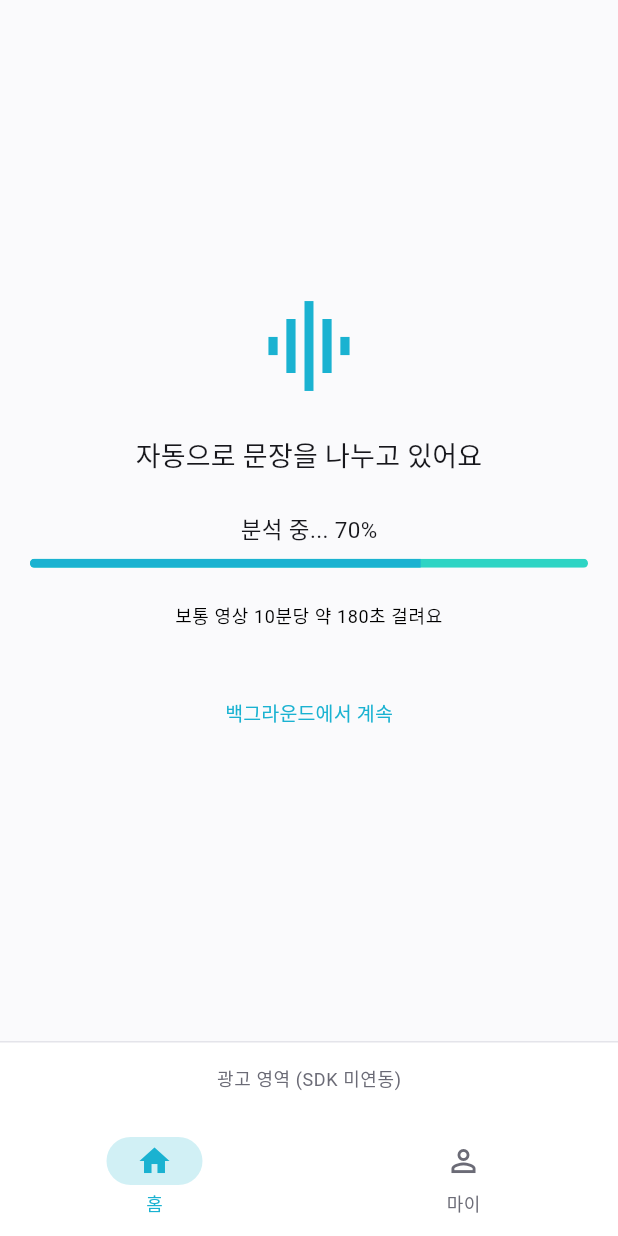
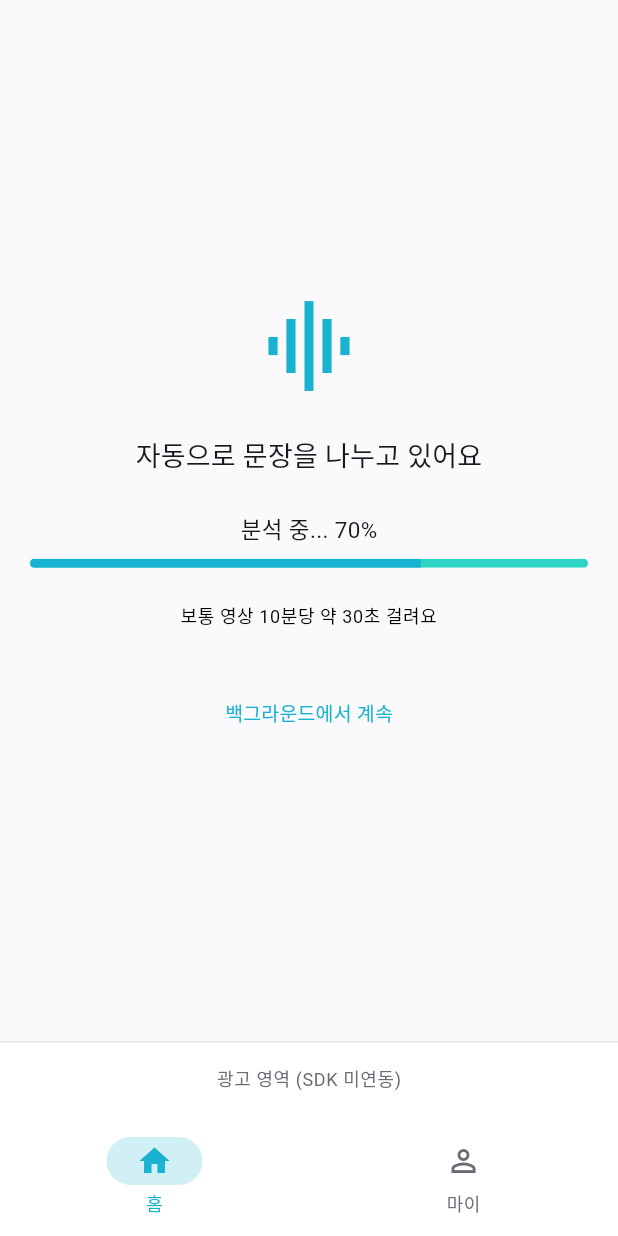
Before and after one commit to eduarmy7/shadowing-lab, a Flutter app: the FileUploadScreen screen opened by its route, after a tap on "샘플MP3로 체험하기", on a phone screen of 412 x 824 dp. Run offline on Flutter 3.47's test engine with Material 3 defaults, Android fonts, the phone set to English and light mode, and no system bars; our stand-ins replace equatable, file_picker, flutter_riverpod, go_router, just_audio, just_audio_background and 3 more; accounts and stored records are empty; generated files the repository leaves out were written again; Roboto replaces fonts that are missing (Pretendard).

Commit message:
Fix duration probe crash and update stale time estimates post-patch
SilenceDetector.probeDurationMs used a throwaway just_audio AudioPlayer
just to read file duration. Since main.dart wires JustAudioBackground
app-wide, that plugin only tolerates a single live AudioPlayer instance
per process — once the user had played any sentence (creating the
permanent playback singleton in audioPlayerServiceProvider), any new
analysis's probe call threw an unhandled PlatformException and the
analysis silently died at 0% with no visible error. Reproduced on
device. Switched the probe to audio_waveforms' own PlayerController
(already a dependency, used for extraction), which has no such
single-instance constraint.

Also updated the two timing constants that assumed the pre-patch O(N^2)
audio_waveforms performance: estimatedLocalSegmentationSecondsPer10Min
(180 -> 30, was showing "~36 min" for files that now finish in ~5) and
progressTimeConstantSeconds (300 -> 100, so the asymptotic progress
curve actually approaches ~90%+ by real completion time instead of
topping out around 66%). Re-measured on the same 118.5-minute real
file used for the original estimate: 34.88min -> 4.7min.

Co-Authored-By: Claude Sonnet 5 <noreply@anthropic.com>

```diff
--- a/02_app_code/lib/core/constants/app_constants.dart
+++ b/02_app_code/lib/core/constants/app_constants.dart
@@ -50,18 +50,23 @@ abstract class AppConstants {
   /// 무음 감지 진행률 표시용 — 실제 진행률 콜백이 없는 [SilenceDetector.detect] 호출
   /// 동안 30%→95%를 점근적으로(느려지면서) 채워 보여준다: t초 뒤 진행률 ≈
   /// 0.3 + 0.65 × (1 − e^(−t / 이 값)). 이 값(초)마다 "남은 거리"의 63%씩 채워진다.
-  /// 300(5분)으로 잡으면 5분 지점에서 약 71%, 10분 지점에서 약 86%, 15분 지점에서
-  /// 약 92%를 보여준다 — [silenceDetectionTimeoutMinutes](20분)에 가까워질 때까지도
-  /// 계속(아주 조금씩) 올라가서 "멈춘 것처럼" 보이지 않는다.
-  static const double progressTimeConstantSeconds = 300;
+  ///
+  /// **2026-08-08**: `audio_waveforms` O(N²) 성능 버그 패치([estimatedLocalSegmentationSecondsPer10Min]
+  /// 주석 참고) 이후 118.5분 파일이 34.88분이 아니라 4.7분에 끝나므로, 300(5분)은 이제
+  /// 완료 시점에도 곡선이 겨우 ~66%밖에 안 올라가 "다 됐는데 아직 덜 된 것처럼" 보인다.
+  /// 100으로 줄임 — 100초 지점 약 71%, 300초(=이제 대부분의 실제 완료 시점) 지점 약 92%.
+  static const double progressTimeConstantSeconds = 100;
 
   /// 로컬 무음/일시정지 구간 감지 예상 소요시간 안내용 추정치(#3 화면 "영상 10분당 약 X초").
-  /// 2026-08-07: 118.5분짜리 실제 파일을 갤럭시탭 실기기에서 끝까지 돌려 정확히 측정한
-  /// 값으로 다시 교체 — 34.88분 걸림 = 10분당 176.6초(≈0.294×실시간). 예전 값(60초/10분)은
-  /// "10분 넘게 걸림" 정도의 대략적 관찰만으로 잡은 값이라 실측보다 3배 가까이 낙관적이었고,
-  /// 그래서 #3 화면 예상 소요시간 안내가 실제보다 한참 짧게 표시되고 있었다. 소폭의 여유를
-  /// 둬서 180으로 반올림.
-  static const double estimatedLocalSegmentationSecondsPer10Min = 180;
+  ///
+  /// **2026-08-08**: `audio_waveforms`를 벤더링해 O(N²) 성능 버그를 패치한 뒤
+  /// (`vendor/audio_waveforms/PATCH_NOTES.md` 참고 — 포인트마다 누적 파형 전체를
+  /// 플랫폼 채널로 재전송하던 걸 추출당 ~200회로 스로틀) 다시 실측: 같은 118.5분짜리
+  /// 실제 mp3 파일이 34.88분이 아니라 **4.7분**(10분당 23.8초, ≈4.15×실시간)에 끝난다.
+  /// 예전 값(180초/10분)을 그대로 두면 이제 실제보다 7배 넘게 과장된 예상 시간이
+  /// 표시된다. 기기/파일 편차에 대한 여유를 조금 두어 30으로 반올림 — 그래도 예전 대비
+  /// 6배 개선된 값이다.
+  static const double estimatedLocalSegmentationSecondsPer10Min = 30;
 
   /// 무음 감지(SilenceDetector) 파라미터 — 실측 오디오로 튜닝 전까지의 초기값.
   /// 최대 진폭 대비 이 비율 이하인 구간을 "무음"으로 판정한다.
--- a/ttara_runner/lib/core/constants/app_constants.dart
+++ b/ttara_runner/lib/core/constants/app_constants.dart
@@ -50,18 +50,23 @@ abstract class AppConstants {
   /// 무음 감지 진행률 표시용 — 실제 진행률 콜백이 없는 [SilenceDetector.detect] 호출
   /// 동안 30%→95%를 점근적으로(느려지면서) 채워 보여준다: t초 뒤 진행률 ≈
   /// 0.3 + 0.65 × (1 − e^(−t / 이 값)). 이 값(초)마다 "남은 거리"의 63%씩 채워진다.
-  /// 300(5분)으로 잡으면 5분 지점에서 약 71%, 10분 지점에서 약 86%, 15분 지점에서
-  /// 약 92%를 보여준다 — [silenceDetectionTimeoutMinutes](20분)에 가까워질 때까지도
-  /// 계속(아주 조금씩) 올라가서 "멈춘 것처럼" 보이지 않는다.
-  static const double progressTimeConstantSeconds = 300;
+  ///
+  /// **2026-08-08**: `audio_waveforms` O(N²) 성능 버그 패치([estimatedLocalSegmentationSecondsPer10Min]
+  /// 주석 참고) 이후 118.5분 파일이 34.88분이 아니라 4.7분에 끝나므로, 300(5분)은 이제
+  /// 완료 시점에도 곡선이 겨우 ~66%밖에 안 올라가 "다 됐는데 아직 덜 된 것처럼" 보인다.
+  /// 100으로 줄임 — 100초 지점 약 71%, 300초(=이제 대부분의 실제 완료 시점) 지점 약 92%.
+  static const double progressTimeConstantSeconds = 100;
 
   /// 로컬 무음/일시정지 구간 감지 예상 소요시간 안내용 추정치(#3 화면 "영상 10분당 약 X초").
-  /// 2026-08-07: 118.5분짜리 실제 파일을 갤럭시탭 실기기에서 끝까지 돌려 정확히 측정한
-  /// 값으로 다시 교체 — 34.88분 걸림 = 10분당 176.6초(≈0.294×실시간). 예전 값(60초/10분)은
-  /// "10분 넘게 걸림" 정도의 대략적 관찰만으로 잡은 값이라 실측보다 3배 가까이 낙관적이었고,
-  /// 그래서 #3 화면 예상 소요시간 안내가 실제보다 한참 짧게 표시되고 있었다. 소폭의 여유를
-  /// 둬서 180으로 반올림.
-  static const double estimatedLocalSegmentationSecondsPer10Min = 180;
+  ///
+  /// **2026-08-08**: `audio_waveforms`를 벤더링해 O(N²) 성능 버그를 패치한 뒤
+  /// (`vendor/audio_waveforms/PATCH_NOTES.md` 참고 — 포인트마다 누적 파형 전체를
+  /// 플랫폼 채널로 재전송하던 걸 추출당 ~200회로 스로틀) 다시 실측: 같은 118.5분짜리
+  /// 실제 mp3 파일이 34.88분이 아니라 **4.7분**(10분당 23.8초, ≈4.15×실시간)에 끝난다.
+  /// 예전 값(180초/10분)을 그대로 두면 이제 실제보다 7배 넘게 과장된 예상 시간이
+  /// 표시된다. 기기/파일 편차에 대한 여유를 조금 두어 30으로 반올림 — 그래도 예전 대비
+  /// 6배 개선된 값이다.
+  static const double estimatedLocalSegmentationSecondsPer10Min = 30;
 
   /// 무음 감지(SilenceDetector) 파라미터 — 실측 오디오로 튜닝 전까지의 초기값.
   /// 최대 진폭 대비 이 비율 이하인 구간을 "무음"으로 판정한다.
```
Also changed, not shown: 02_app_code/lib/core/audio/silence_detector.dart (+20 -17 lines), ttara_runner/lib/core/audio/silence_detector.dart (+20 -17 lines).
